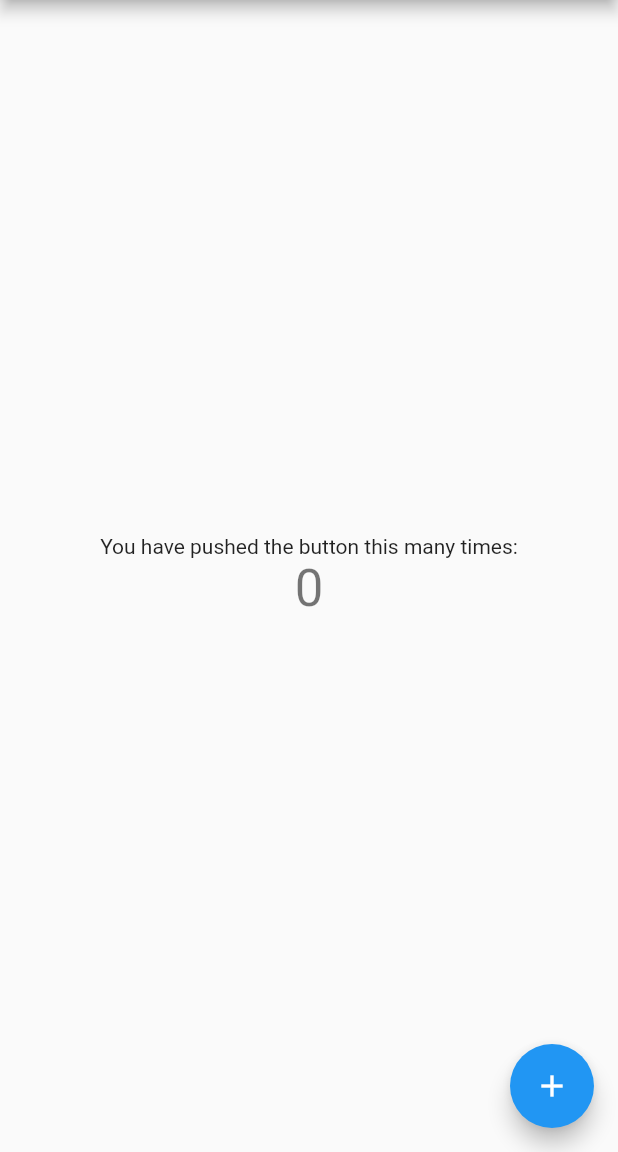
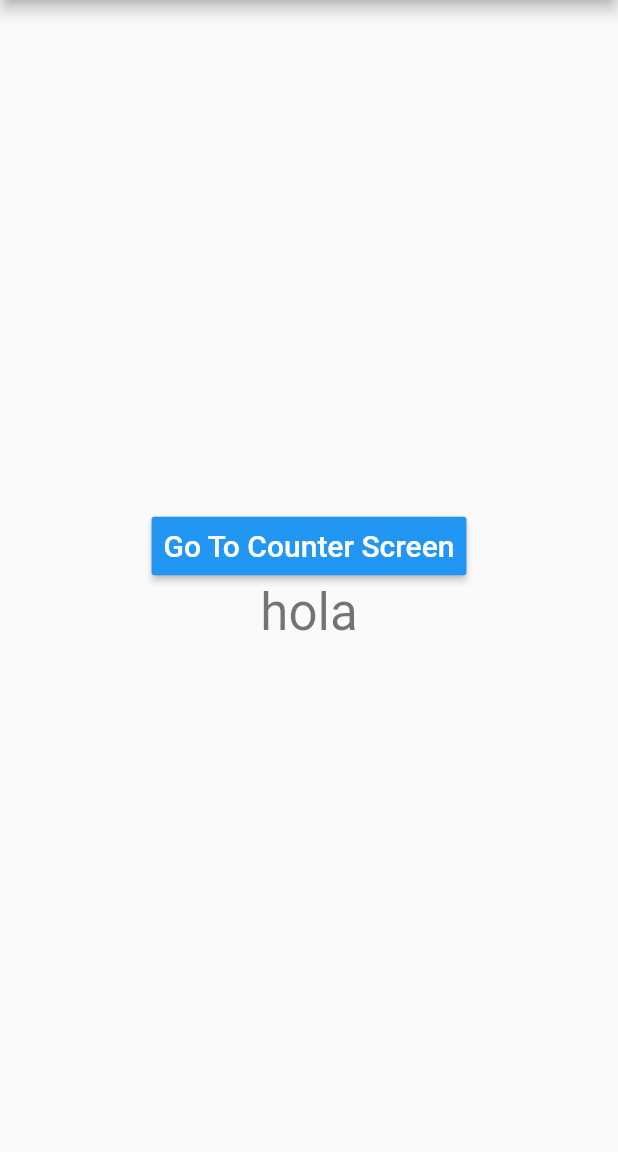
Before and after one commit to X1000V2/udemy-flutter-course, a Flutter app: the screen it shows after launch, on a phone screen of 412 x 824 dp, the part 84-1236 px from its top. Run offline on Flutter 3.47's test engine with Material 2 defaults, Android fonts, the phone set to English and light mode, and no system bars.

```diff
--- a/lib/main.dart
+++ b/lib/main.dart
@@ -1,4 +1,7 @@
+import 'dart:developer';
+
 import 'package:flutter/material.dart';
+import 'package:udemy_flutter_course/counterAppScreen/CounterPage.dart';
 
 void main() => runApp(MyApp());
 
@@ -44,68 +47,41 @@ class MyHomePage extends StatefulWidget {
 }
 
 class _MyHomePageState extends State<MyHomePage> {
-  int _counter = 0;
-
-  void _incrementCounter() {
-    setState(() {
-      // This call to setState tells the Flutter framework that something has
-      // changed in this State, which causes it to rerun the build method below
-      // so that the display can reflect the updated values. If we changed
-      // _counter without calling setState(), then the build method would not be
-      // called again, and so nothing would appear to happen.
-      _counter++;
-    });
-  }
-
   @override
   Widget build(BuildContext context) {
-    // This method is rerun every time setState is called, for instance as done
-    // by the _incrementCounter method above.
-    //
-    // The Flutter framework has been optimized to make rerunning build methods
-    // fast, so that you can just rebuild anything that needs updating rather
-    // than having to individually change instances of widgets.
     return Scaffold(
       appBar: AppBar(
-        // Here we take the value from the MyHomePage object that was created by
-        // the App.build method, and use it to set our appbar title.
         title: Text(widget.title),
       ),
       body: Center(
-        // Center is a layout widget. It takes a single child and positions it
-        // in the middle of the parent.
         child: Column(
-          // Column is also a layout widget. It takes a list of children and
-          // arranges them vertically. By default, it sizes itself to fit its
-          // children horizontally, and tries to be as tall as its parent.
-          //
-          // Invoke "debug painting" (press "p" in the console, choose the
-          // "Toggle Debug Paint" action from the Flutter Inspector in Android
-          // Studio, or the "Toggle Debug Paint" command in Visual Studio Code)
-          // to see the wireframe for each widget.
-          //
-          // Column has various properties to control how it sizes itself and
-          // how it positions its children. Here we use mainAxisAlignment to
-          // center the children vertically; the main axis here is the vertical
-          // axis because Columns are vertical (the cross axis would be
-          // horizontal).
           mainAxisAlignment: MainAxisAlignment.center,
           children: <Widget>[
-            Text(
-              'You have pushed the button this many times:',
+            RaisedButton(
+              padding: const EdgeInsets.all(8.0),
+              textColor: Colors.white,
+              color: Colors.blue,
+              onPressed: () {
+                goToCounterScreen();
+              },
+              child: const Text('Go To Counter Screen',
+                  style: TextStyle(fontSize: 20)),
             ),
             Text(
-              '$_counter',
+              'hola',
               style: Theme.of(context).textTheme.display1,
             ),
           ],
         ),
       ),
-      floatingActionButton: FloatingActionButton(
-        onPressed: _incrementCounter,
-        tooltip: 'Increment',
-        child: Icon(Icons.add),
-      ), // This trailing comma makes auto-formatting nicer for build methods.
+    );
+  }
+
+  goToCounterScreen() {
+    print('hola mierda');
+    Navigator.push(
+      context,
+      MaterialPageRoute(builder: (context) => CounterPage(title: "Counter Screen",)),
     );
   }
 }
```
Also changed, not shown: lib/counterAppScreen/CounterPage.dart (added, +87 -0 lines).
